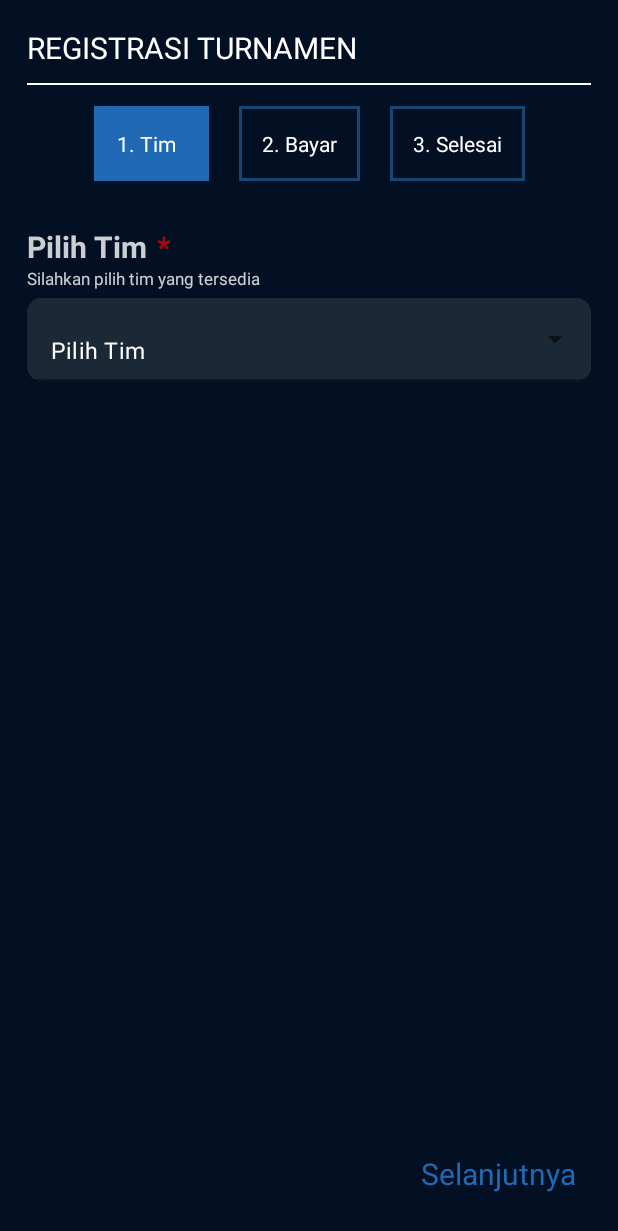
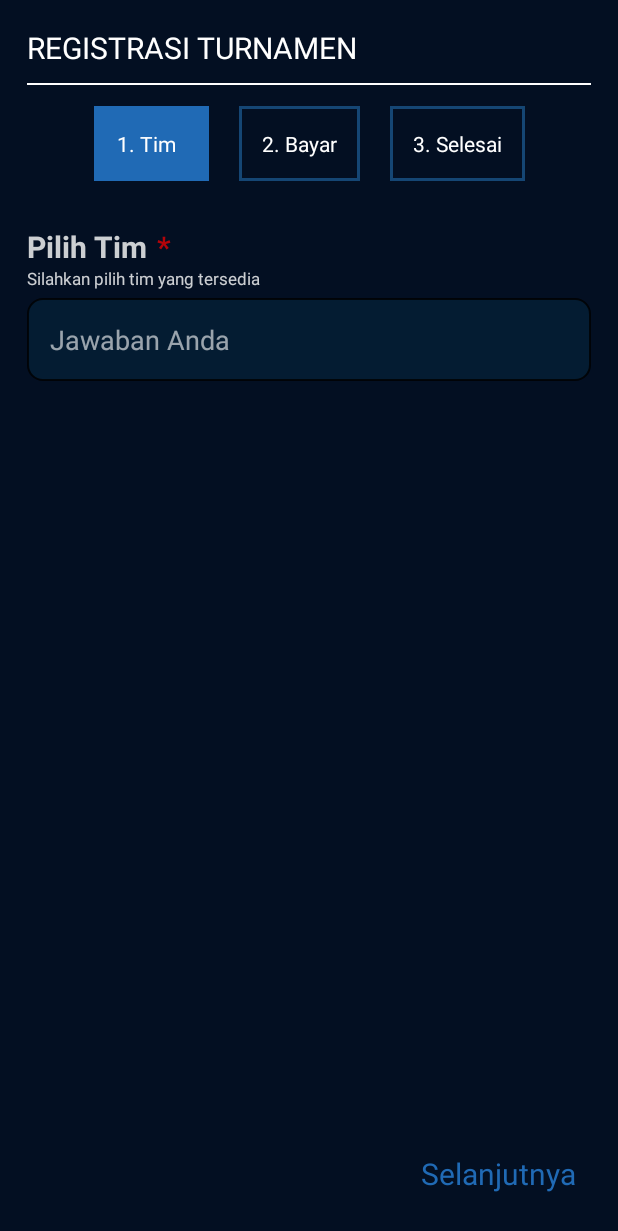
Before and after one commit to Mamo09/ProyekmobileME, an Android app: the TimFragment screen opened directly, with no data from a screen before it, on a phone screen of 412 x 824 dp. Shown: the top 1231 px of the screen. Run offline under Robolectric (Android 15) with nearby library versions, the phone set to English and light mode, and no system bars.

Commit message:
Update 23:45

```diff
--- a/app/src/main/java/com/example/tugasproyek/create_team/ViewPagerFragment.kt
+++ b/app/src/main/java/com/example/tugasproyek/create_team/ViewPagerFragment.kt
@@ -47,18 +47,18 @@ class TimFragment : Fragment() {
         val view = binding.root
         val pilihTimItem = resources.getStringArray(R.array.pilihTim)
         val arrayAdapter = ArrayAdapter(requireContext(),R.layout.pilih_tim_dropdown_item,pilihTimItem)
-        binding.autoCompleteTextView.setAdapter(arrayAdapter)
-        binding.autoCompleteTextView.setBackgroundColor(Color.parseColor("#1B2835"))
+//        binding.autoCompleteTextView.setAdapter(arrayAdapter)
+//        binding.autoCompleteTextView.setBackgroundColor(Color.parseColor("#1B2835"))
 
         val viewPager = activity?.findViewById<ViewPager2>(R.id.joinTurnamenViewPager)
         binding.next.setOnClickListener {
             viewPager?.currentItem = 1
 
-            val sharedPreferences = requireActivity().getSharedPreferences("NotifSharedPrefs", Context.MODE_PRIVATE)
-            val editor = sharedPreferences.edit()
-            editor.apply {
-                putString("team",binding.autoCompleteTextView.text.toString())
-            }.apply()
+//            val sharedPreferences = requireActivity().getSharedPreferences("NotifSharedPrefs", Context.MODE_PRIVATE)
+//            val editor = sharedPreferences.edit()
+//            editor.apply {
+//                putString("team",binding.autoCompleteTextView.text.toString())
+//            }.apply()
 
         }
 
--- a/app/src/main/java/com/example/tugasproyek/join_turnamen/TimFragment.kt
+++ b/app/src/main/java/com/example/tugasproyek/join_turnamen/TimFragment.kt
@@ -47,18 +47,18 @@ class TimFragment : Fragment() {
         val view = binding.root
         val pilihTimItem = resources.getStringArray(R.array.pilihTim)
         val arrayAdapter = ArrayAdapter(requireContext(),R.layout.pilih_tim_dropdown_item,pilihTimItem)
-        binding.autoCompleteTextView.setAdapter(arrayAdapter)
-        binding.autoCompleteTextView.setBackgroundColor(Color.parseColor("#1B2835"))
+//        binding.autoCompleteTextView.setAdapter(arrayAdapter)
+//        binding.autoCompleteTextView.setBackgroundColor(Color.parseColor("#1B2835"))
 
         val viewPager = activity?.findViewById<ViewPager2>(R.id.joinTurnamenViewPager)
         binding.next.setOnClickListener {
             viewPager?.currentItem = 1
 
-            val sharedPreferences = requireActivity().getSharedPreferences("NotifSharedPrefs", Context.MODE_PRIVATE)
-            val editor = sharedPreferences.edit()
-            editor.apply {
-                putString("team",binding.autoCompleteTextView.text.toString())
-            }.apply()
+//            val sharedPreferences = requireActivity().getSharedPreferences("NotifSharedPrefs", Context.MODE_PRIVATE)
+//            val editor = sharedPreferences.edit()
+//            editor.apply {
+//               putString("team",binding.autoCompleteTextView.text.toString())
+//            }.apply()
 
         }
 
--- a/app/src/main/res/layout/fragment_tim.xml
+++ b/app/src/main/res/layout/fragment_tim.xml
@@ -112,6 +112,23 @@
         app:layout_constraintLeft_toLeftOf="parent"
         app:layout_constraintTop_toBottomOf="@+id/textPilihTim" />
 
+    <EditText
+        app:layout_constraintTop_toBottomOf="@+id/textKetPilihTim"
+        android:id="@+id/inputPilihTim"
+        android:layout_width="match_parent"
+        android:layout_height="wrap_content"
+        android:background="@drawable/custom_edittext"
+        android:hint="Jawaban Anda"
+        android:textColor="@color/white"
+        android:padding="15dp"
+        android:textColorHint="#99FFFFFF"
+        android:inputType="textPersonName"
+        android:layout_marginTop="5dp"
+        android:layout_marginLeft="18dp"
+        android:textCursorDrawable="@drawable/cursor"
+        android:layout_marginRight="18dp"
+        tools:layout_editor_absoluteX="18dp" />
+
     <androidx.cardview.widget.CardView
         android:id="@+id/pilihTim"
         android:layout_width="match_parent"
@@ -125,26 +142,28 @@
         app:layout_constraintTop_toBottomOf="@+id/textKetPilihTim"
         >
 
-        <com.google.android.material.textfield.TextInputLayout
-            android:layout_width="match_parent"
-            android:layout_height="match_parent"
-            android:background="@color/black"
-            style="@style/Widget.MaterialComponents.TextInputLayout.FilledBox.ExposedDropdownMenu">
 
-            <AutoCompleteTextView
-                android:id="@+id/autoCompleteTextView"
-                android:layout_width="match_parent"
-                android:layout_height="wrap_content"
-                android:layout_weight="1"
-                android:backgroundTint="#1B2835"
-                android:inputType="none"
-                android:text="Pilih Tim"
-                android:textColor="#FFFFFF"
-                android:textColorHint="#99FFFFFF"
-                android:textSize="15dp"
-                tools:ignore="TouchTargetSizeCheck" />
 
-        </com.google.android.material.textfield.TextInputLayout>
+<!--        <com.google.android.material.textfield.TextInputLayout-->
+<!--            android:layout_width="match_parent"-->
+<!--            android:layout_height="match_parent"-->
+<!--            android:background="@color/black"-->
+<!--            style="@style/Widget.AppCompat.Light.ListView.DropDown">-->
+
+<!--            <AutoCompleteTextView-->
+<!--                android:id="@+id/autoCompleteTextView"-->
+<!--                android:layout_width="match_parent"-->
+<!--                android:layout_height="wrap_content"-->
+<!--                android:layout_weight="1"-->
+<!--                android:backgroundTint="#1B2835"-->
+<!--                android:inputType="none"-->
+<!--                android:text="Pilih Tim"-->
+<!--                android:textColor="#FFFFFF"-->
+<!--                android:textColorHint="#99FFFFFF"-->
+<!--                android:textSize="15dp"-->
+<!--                tools:ignore="TouchTargetSizeCheck" />-->
+
+<!--        </com.google.android.material.textfield.TextInputLayout>-->
 
     </androidx.cardview.widget.CardView>
 
```
